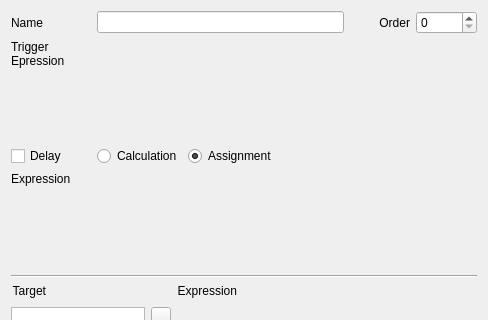
Old version of the form copasi/UI/CQEventWidget1.ui in the repository copasi/COPASI; both pictures show x 0 to 488 and y 0 to 320 of the 488 by 468 pixel window.
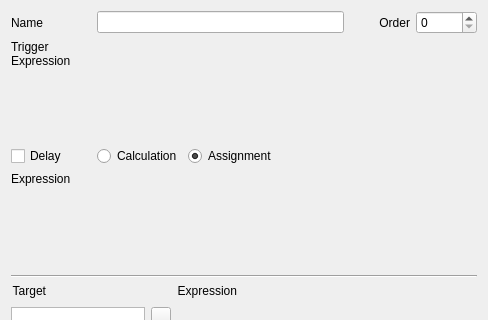
New version of the form. Icons and pictures are not drawn. Custom widgets are drawn as their Qt base class.

Patch:
```diff
--- a/copasi/UI/CQEventWidget1.ui
+++ b/copasi/UI/CQEventWidget1.ui
@@ -91,7 +91,7 @@
         </sizepolicy>
        </property>
        <property name="text" >
-        <string>Trigger Epression</string>
+        <string>Trigger Expression</string>
        </property>
        <property name="alignment" >
         <set>Qt::AlignLeading|Qt::AlignLeft|Qt::AlignTop</set>
```
Left out of the diff: 6 changed lines with no effect on the pictures.
